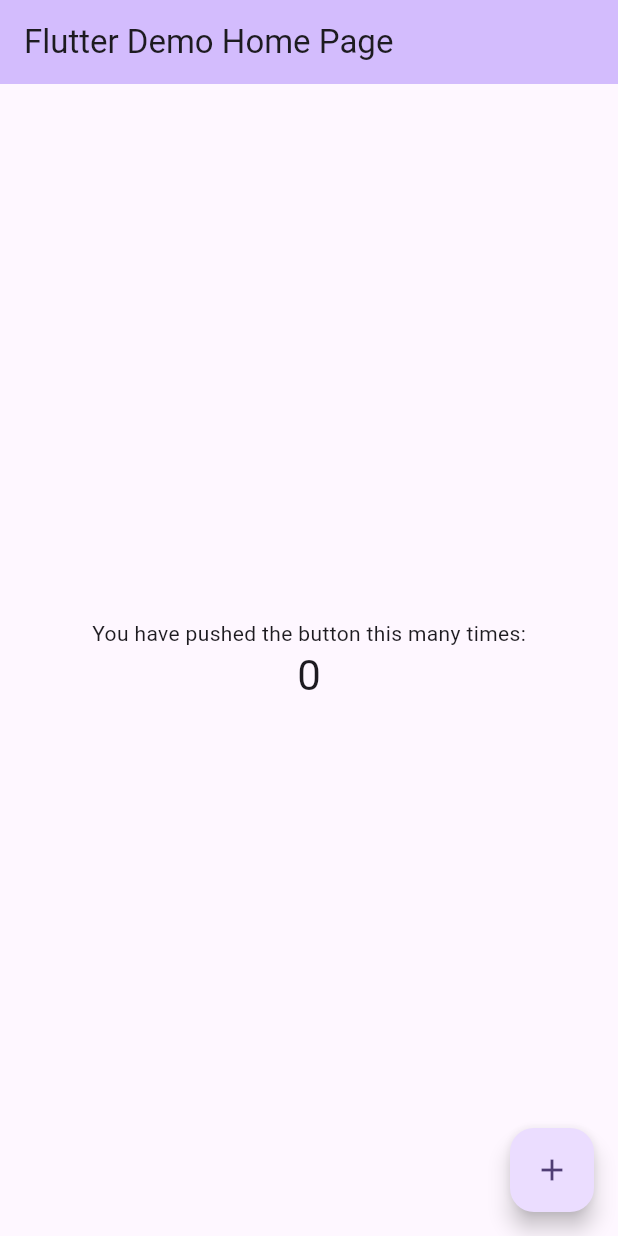
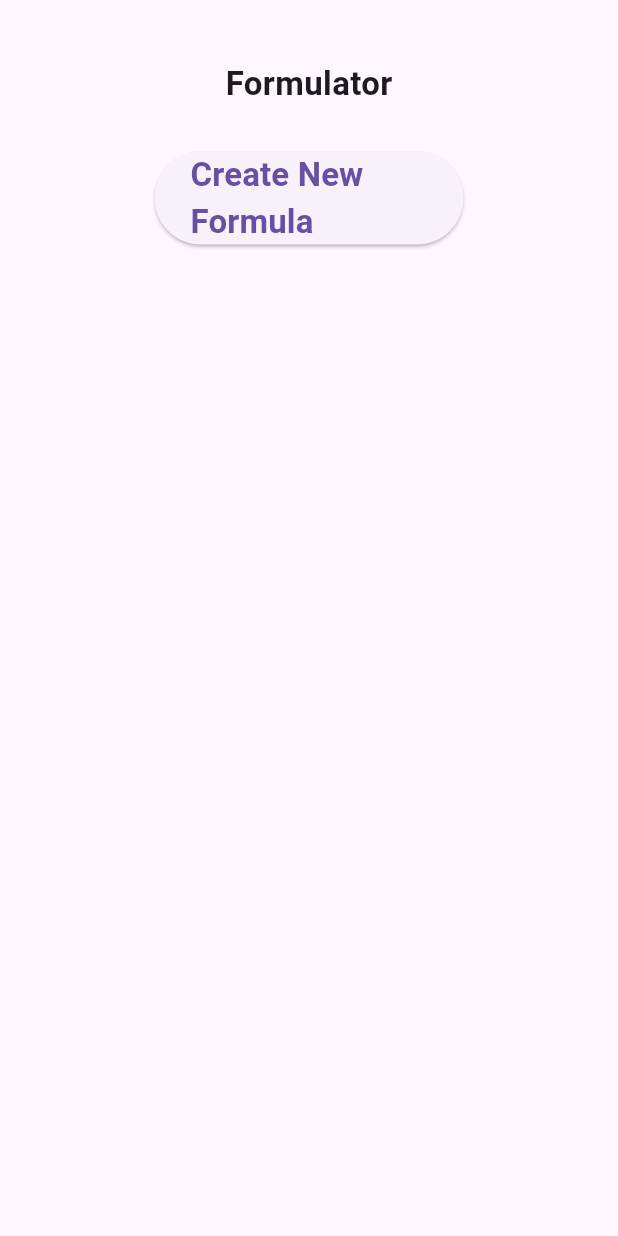
Before and after one commit to LordOlumide/Formulator, a Flutter app: the screen it shows after launch, on a phone screen of 412 x 824 dp. Run offline on Flutter 3.47's test engine with Material 3 defaults, Android fonts, the light colour scheme and no system bars; our stand-ins replace hive_flutter; accounts and stored records are empty.

Commit message:
Done with hive data models. Building home screen UI

```diff
--- a/lib/main.dart
+++ b/lib/main.dart
@@ -1,125 +1,26 @@
 import 'package:flutter/material.dart';
+import 'package:formulator/src/entities/app/formulator_app.dart';
+import 'package:formulator/src/entities/db_manager/db_manager.dart';
+import 'package:formulator/src/entities/models/entry.dart';
+import 'package:formulator/src/entities/models/formula.dart';
+import 'package:formulator/src/entities/models/section.dart';
+import 'package:formulator/src/entities/models/sub_section.dart';
+import 'package:hive_flutter/hive_flutter.dart';
+import 'package:provider/provider.dart';
 
-void main() {
-  runApp(const MyApp());
+void main() async {
+  await Hive.initFlutter();
+
+  Hive.registerAdapter(FormulaAdapter());
+  Hive.registerAdapter(SectionAdapter());
+  Hive.registerAdapter(SubSectionAdapter());
+  Hive.registerAdapter(EntryAdapter());
+
+  Box<Formula> formulaBox = await Hive.openBox<Formula>('formulas');
+  runApp(
+    ChangeNotifierProvider<DBManager>(
+      create: (context) => DBManager(formulaBox: formulaBox),
+      child: const FormulatorApp(),
+    ),
+  );
 }
-
-class MyApp extends StatelessWidget {
-  const MyApp({super.key});
-
-  // This widget is the root of your application.
-  @override
-  Widget build(BuildContext context) {
-    return MaterialApp(
-      title: 'Flutter Demo',
-      theme: ThemeData(
-        // This is the theme of your application.
-        //
-        // TRY THIS: Try running your application with "flutter run". You'll see
-        // the application has a purple toolbar. Then, without quitting the app,
-        // try changing the seedColor in the colorScheme below to Colors.green
-        // and then invoke "hot reload" (save your changes or press the "hot
-        // reload" button in a Flutter-supported IDE, or press "r" if you used
-        // the command line to start the app).
-        //
-        // Notice that the counter didn't reset back to zero; the application
-        // state is not lost during the reload. To reset the state, use hot
-        // restart instead.
-        //
-        // This works for code too, not just values: Most code changes can be
-        // tested with just a hot reload.
-        colorScheme: ColorScheme.fromSeed(seedColor: Colors.deepPurple),
-        useMaterial3: true,
-      ),
-      home: const MyHomePage(title: 'Flutter Demo Home Page'),
-    );
-  }
-}
-
-class MyHomePage extends StatefulWidget {
-  const MyHomePage({super.key, required this.title});
-
-  // This widget is the home page of your application. It is stateful, meaning
-  // that it has a State object (defined below) that contains fields that affect
-  // how it looks.
-
-  // This class is the configuration for the state. It holds the values (in this
-  // case the title) provided by the parent (in this case the App widget) and
-  // used by the build method of the State. Fields in a Widget subclass are
-  // always marked "final".
-
-  final String title;
-
-  @override
-  State<MyHomePage> createState() => _MyHomePageState();
-}
-
-class _MyHomePageState extends State<MyHomePage> {
-  int _counter = 0;
-
-  void _incrementCounter() {
-    setState(() {
-      // This call to setState tells the Flutter framework that something has
-      // changed in this State, which causes it to rerun the build method below
-      // so that the display can reflect the updated values. If we changed
-      // _counter without calling setState(), then the build method would not be
-      // called again, and so nothing would appear to happen.
-      _counter++;
-    });
-  }
-
-  @override
-  Widget build(BuildContext context) {
-    // This method is rerun every time setState is called, for instance as done
-    // by the _incrementCounter method above.
-    //
-    // The Flutter framework has been optimized to make rerunning build methods
-    // fast, so that you can just rebuild anything that needs updating rather
-    // than having to individually change instances of widgets.
-    return Scaffold(
-      appBar: AppBar(
-        // TRY THIS: Try changing the color here to a specific color (to
-        // Colors.amber, perhaps?) and trigger a hot reload to see the AppBar
-        // change color while the other colors stay the same.
-        backgroundColor: Theme.of(context).colorScheme.inversePrimary,
-        // Here we take the value from the MyHomePage object that was created by
-        // the App.build method, and use it to set our appbar title.
-        title: Text(widget.title),
-      ),
-      body: Center(
-        // Center is a layout widget. It takes a single child and positions it
-        // in the middle of the parent.
-        child: Column(
-          // Column is also a layout widget. It takes a list of children and
-          // arranges them vertically. By default, it sizes itself to fit its
-          // children horizontally, and tries to be as tall as its parent.
-          //
-          // Column has various properties to control how it sizes itself and
-          // how it positions its children. Here we use mainAxisAlignment to
-          // center the children vertically; the main axis here is the vertical
-          // axis because Columns are vertical (the cross axis would be
-          // horizontal).
-          //
-          // TRY THIS: Invoke "debug painting" (choose the "Toggle Debug Paint"
-          // action in the IDE, or press "p" in the console), to see the
-          // wireframe for each widget.
-          mainAxisAlignment: MainAxisAlignment.center,
-          children: <Widget>[
-            const Text(
-              'You have pushed the button this many times:',
-            ),
-            Text(
-              '$_counter',
-              style: Theme.of(context).textTheme.headlineMedium,
-            ),
-          ],
-        ),
-      ),
-      floatingActionButton: FloatingActionButton(
-        onPressed: _incrementCounter,
-        tooltip: 'Increment',
-        child: const Icon(Icons.add),
-      ), // This trailing comma makes auto-formatting nicer for build methods.
-    );
-  }
-}
--- /dev/null
+++ b/lib/src/entities/app/formulator_app.dart
@@ -0,0 +1,27 @@
+import 'package:flutter/material.dart';
+import 'package:formulator/src/entities/db_manager/db_manager.dart';
+import 'package:formulator/src/features/home_screen/home_screen.dart';
+import 'package:provider/provider.dart';
+
+class FormulatorApp extends StatefulWidget {
+  const FormulatorApp({super.key});
+
+  @override
+  State<FormulatorApp> createState() => _FormulatorAppState();
+}
+
+class _FormulatorAppState extends State<FormulatorApp> {
+  @override
+  void dispose() {
+    context.read<DBManager>().dispose();
+    super.dispose();
+  }
+
+  @override
+  Widget build(BuildContext context) {
+    return const MaterialApp(
+      title: 'Formulator',
+      home: HomeScreen(),
+    );
+  }
+}
--- /dev/null
+++ b/lib/src/entities/db_manager/db_manager.dart
@@ -0,0 +1,37 @@
+import 'package:flutter/foundation.dart';
+import 'package:formulator/src/entities/models/formula.dart';
+import 'package:hive_flutter/hive_flutter.dart';
+
+class DBManager extends ChangeNotifier {
+  final Box<Formula> formulaBox;
+  List<Formula> _activeFormulas = [];
+
+  List<Formula> get formulas => _activeFormulas;
+  int get formulaCount => _activeFormulas.length;
+
+  DBManager({required this.formulaBox}) {
+    _refreshFormulasFromBox();
+  }
+
+  void _refreshFormulasFromBox() {
+    _activeFormulas = formulaBox.values.toList();
+    notifyListeners();
+    print(_activeFormulas);
+  }
+
+  void addOrUpdateFormula(Formula newFormula) {
+    formulaBox.put(newFormula.name, newFormula);
+    _refreshFormulasFromBox();
+  }
+
+  void deleteFormula(String formulaName) {
+    formulaBox.delete(formulaName);
+    _refreshFormulasFromBox();
+  }
+
+  @override
+  void dispose() {
+    formulaBox.close();
+    super.dispose();
+  }
+}
--- /dev/null
+++ b/lib/src/entities/models/formula.dart
@@ -0,0 +1,20 @@
+import 'package:formulator/src/entities/models/section.dart';
+import 'package:hive_flutter/hive_flutter.dart';
+
+part 'formula.g.dart';
+
+@HiveType(typeId: 0)
+class Formula {
+  @HiveField(0)
+  final String name;
+
+  @HiveField(1)
+  final List<Section> sections;
+
+  const Formula({required this.name, required this.sections});
+
+  @override
+  String toString() {
+    return 'Formula{name: $name, sections: $sections}';
+  }
+}
--- /dev/null
+++ b/lib/src/entities/models/section.dart
@@ -0,0 +1,27 @@
+import 'package:formulator/src/entities/models/sub_section.dart';
+import 'package:hive_flutter/hive_flutter.dart';
+
+part 'section.g.dart';
+
+@HiveType(typeId: 1)
+class Section {
+  @HiveField(0)
+  final String name;
+
+  @HiveField(1)
+  final double weight;
+
+  @HiveField(2)
+  final List<SubSection> subsections;
+
+  const Section({
+    required this.name,
+    required this.weight,
+    required this.subsections,
+  });
+
+  @override
+  String toString() {
+    return 'Section{name: $name, weight: $weight, subsections: $subsections}';
+  }
+}
--- /dev/null
+++ b/lib/src/features/home_screen/home_screen.dart
@@ -0,0 +1,60 @@
+import 'package:flutter/material.dart';
+import 'package:formulator/src/entities/db_manager/db_manager.dart';
+import 'package:formulator/src/entities/models/formula.dart';
+import 'package:formulator/src/features/home_screen/widgets/formula_button.dart';
+import 'package:provider/provider.dart';
+
+class HomeScreen extends StatelessWidget {
+  const HomeScreen({super.key});
+
+  @override
+  Widget build(BuildContext context) {
+    return Scaffold(
+      body: Center(
+        child: Column(
+          children: [
+            const SizedBox(height: 40),
+            const Text(
+              'Formulator',
+              style: TextStyle(fontSize: 22, fontWeight: FontWeight.w600),
+            ),
+            const SizedBox(height: 30),
+            Consumer<DBManager>(
+              builder:
+                  (BuildContext context, DBManager dbManager, Widget? child) {
+                return SizedBox(
+                  width: MediaQuery.sizeOf(context).width / 2,
+                  height: MediaQuery.sizeOf(context).height / 2,
+                  child: ListView(
+                    children: [
+                      for (int i = 0; i < dbManager.formulaCount; i++)
+                        FormulaButton(
+                          text: dbManager.formulas[i].name,
+                          onPressed: () =>
+                              _onFormulaPressed(dbManager.formulas[i]),
+                        ),
+                      ElevatedButton(
+                        onPressed: () => _onCreateNewFormulaPressed,
+                        child: Text(
+                          'Create New Formula',
+                          style: TextStyle(
+                            fontSize: 22,
+                            fontWeight: FontWeight.w600,
+                          ),
+                        ),
+                      ),
+                    ],
+                  ),
+                );
+              },
+            ),
+          ],
+        ),
+      ),
+    );
+  }
+
+  void _onCreateNewFormulaPressed() {}
+
+  void _onFormulaPressed(Formula formulaName) {}
+}
```
Also changed, not shown: lib/src/entities/models/entry.dart (added, +31 -0 lines), lib/src/entities/models/sub_section.dart (added, +27 -0 lines), lib/src/features/home_screen/widgets/create_formula_dialog.dart (added, +58 -0 lines), lib/src/features/home_screen/widgets/formula_button.dart (added, +22 -0 lines), lib/src/utils/widgets/primary_button.dart (added, +73 -0 lines), pubspec.yaml (+6 -56 lines), lib/src/entities/models/entry.g.dart (added), lib/src/entities/models/formula.g.dart (added), lib/src/entities/models/section.g.dart (added), lib/src/entities/models/sub_section.g.dart (added), pubspec.lock.
